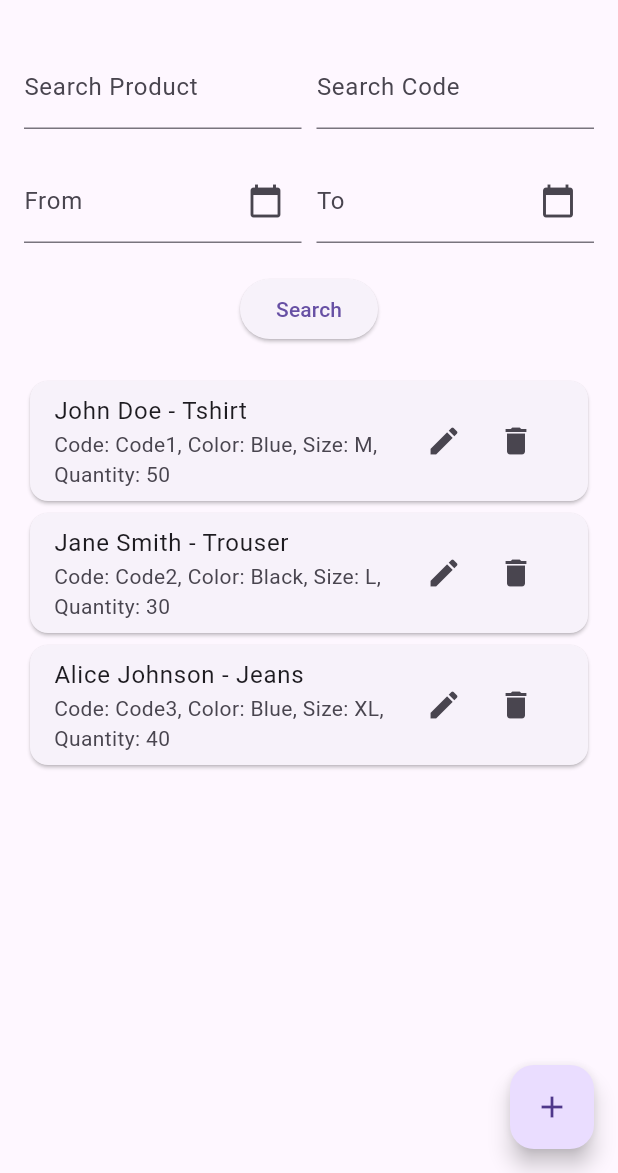
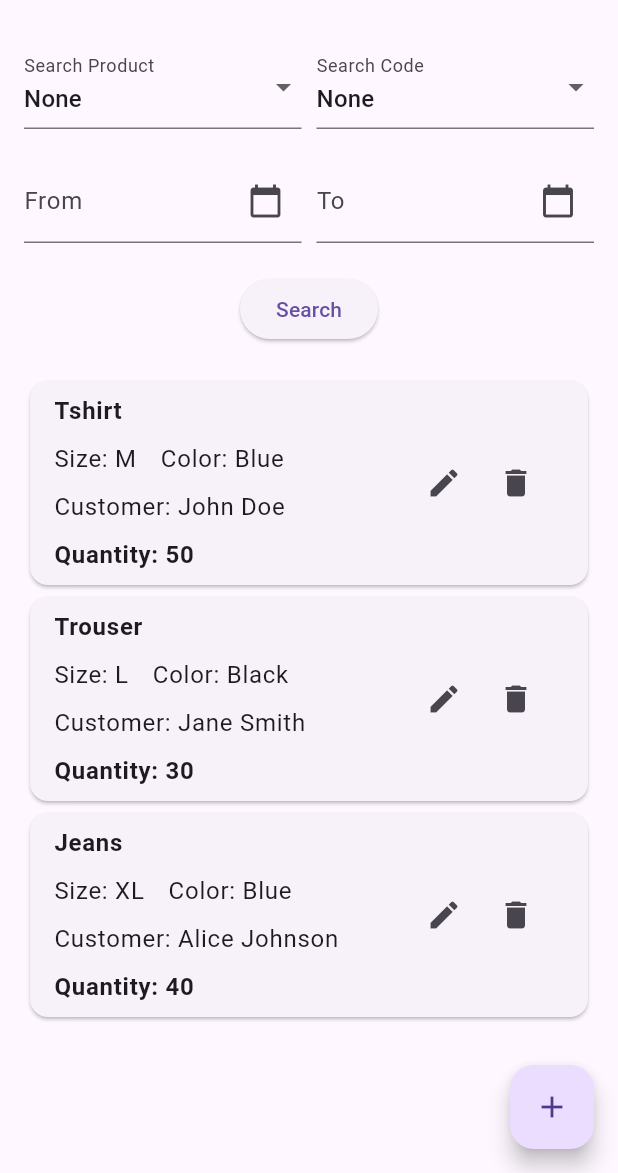
Before and after one commit to BibekNeupanee/Factory, a Flutter app: the DetailPage screen opened directly with empty values, after a tap on "Search", on a phone screen of 412 x 824 dp, the part 63-1236 px from its top. Run offline on Flutter 3.47's test engine with Material 3 defaults, Android fonts, the phone set to English and light mode, and no system bars; our stand-ins replace shared_preferences; accounts and stored records are empty.

Commit message:
made search workable

```diff
--- a/lib/detail.dart
+++ b/lib/detail.dart
@@ -1,10 +1,7 @@
-// detail.dart
-
 import 'package:flutter/material.dart';
-import 'dart:math';
 import 'package:intl/intl.dart';
 import 'add_product.dart';
-import 'edit_product.dart'; // Import EditProductDialog
+import 'edit_product.dart';
 
 class DetailPage extends StatefulWidget {
   final String name;
@@ -52,6 +49,22 @@ class _DetailPageState extends State<DetailPage> {
   DateTime? _startDate;
   DateTime? _endDate;
 
+  List<String> _products = [];
+  List<String> _codes = [];
+
+  @override
+  void initState() {
+    super.initState();
+    _populateDropdownData();
+  }
+
+  void _populateDropdownData() {
+    _products = ['None'] +
+        _productDetails.map((product) => product['product']!).toSet().toList();
+    _codes = ['None'] +
+        _productDetails.map((product) => product['code']!).toSet().toList();
+  }
+
   @override
   Widget build(BuildContext context) {
     return Scaffold(
@@ -67,16 +80,34 @@ class _DetailPageState extends State<DetailPage> {
               mainAxisAlignment: MainAxisAlignment.spaceBetween,
               children: [
                 Expanded(
-                  child: TextFormField(
-                    controller: _searchProductController,
+                  child: DropdownButtonFormField<String>(
                     decoration: InputDecoration(labelText: 'Search Product'),
+                    items: _products.map((product) {
+                      return DropdownMenuItem<String>(
+                        value: product,
+                        child: Text(product),
+                      );
+                    }).toList(),
+                    onChanged: (String? newValue) {
+                      _searchProductController.text = newValue!;
+                    },
+                    value: 'None',
                   ),
                 ),
                 SizedBox(width: 10),
                 Expanded(
-                  child: TextFormField(
-                    controller: _searchCodeController,
+                  child: DropdownButtonFormField<String>(
                     decoration: InputDecoration(labelText: 'Search Code'),
+                    items: _codes.map((code) {
+                      return DropdownMenuItem<String>(
+                        value: code,
+                        child: Text(code),
+                      );
+                    }).toList(),
+                    onChanged: (String? newValue) {
+                      _searchCodeController.text = newValue!;
+                    },
+                    value: 'None',
                   ),
                 ),
               ],
@@ -91,7 +122,7 @@ class _DetailPageState extends State<DetailPage> {
                     controller: _startDate == null
                         ? TextEditingController(text: '')
                         : TextEditingController(
-                        text: DateFormat('yyyy-MM-dd').format(_startDate!)),
+                            text: DateFormat('yyyy-MM-dd').format(_startDate!)),
                     decoration: InputDecoration(
                       labelText: 'From',
                       suffixIcon: IconButton(
@@ -108,7 +139,7 @@ class _DetailPageState extends State<DetailPage> {
                     controller: _endDate == null
                         ? TextEditingController(text: '')
                         : TextEditingController(
-                        text: DateFormat('yyyy-MM-dd').format(_endDate!)),
+                            text: DateFormat('yyyy-MM-dd').format(_endDate!)),
                     decoration: InputDecoration(
                       labelText: 'To',
                       suffixIcon: IconButton(
@@ -139,14 +170,45 @@ class _DetailPageState extends State<DetailPage> {
                       : _searchResults[index];
                   return Card(
                     child: ListTile(
-                      title: Text('${product['customer']} - ${product['product']}'),
-                      subtitle: Text('Code: ${product['code']}, Color: ${product['color']}, Size: ${product['size']}, Quantity: ${product['quantity']}'),
+                      title: Column(
+                        crossAxisAlignment: CrossAxisAlignment.start,
+                        children: [
+                          Text(
+                            '${product['product']}',
+                            style: TextStyle(fontWeight: FontWeight.bold),
+                          ),
+                          SizedBox(height: 8),
+                          Row(
+                            children: [
+                              Text('Size: ${product['size']}'),
+                              SizedBox(width: 16),
+                              Text('Color: ${product['color']}'),
+                            ],
+                          ),
+                          SizedBox(height: 8),
+                          Text('Customer: ${product['customer']}'),
+                          SizedBox(height: 8),
+                          Row(
+                            children: [
+                              Text(
+                                'Quantity: ',
+                                style: TextStyle(fontWeight: FontWeight.bold),
+                              ),
+                              Text(
+                                '${product['quantity']}',
+                                style: TextStyle(fontWeight: FontWeight.bold),
+                              ),
+                            ],
+                          ),
+                        ],
+                      ),
                       trailing: Row(
                         mainAxisSize: MainAxisSize.min,
                         children: [
                           IconButton(
                             icon: Icon(Icons.edit),
-                            onPressed: () => _showEditProductDialog(context, product),
+                            onPressed: () =>
+                                _showEditProductDialog(context, product),
                           ),
                           IconButton(
                             icon: Icon(Icons.delete),
@@ -179,7 +241,8 @@ class _DetailPageState extends State<DetailPage> {
     );
   }
 
-  void _showEditProductDialog(BuildContext context, Map<String, String> product) {
+  void _showEditProductDialog(
+      BuildContext context, Map<String, String> product) {
     showDialog(
       context: context,
       builder: (context) => EditProductDialog(
@@ -198,7 +261,8 @@ class _DetailPageState extends State<DetailPage> {
 
   void _editProduct(Map<String, String> editedProduct) {
     setState(() {
-      int index = _productDetails.indexWhere((product) => product['code'] == editedProduct['code']);
+      int index = _productDetails
+          .indexWhere((product) => product['code'] == editedProduct['code']);
       if (index != -1) {
         _productDetails[index] = editedProduct;
       }
@@ -218,13 +282,13 @@ class _DetailPageState extends State<DetailPage> {
         bool matches = true;
 
         if (_searchProductController.text.isNotEmpty &&
-            !product['product']!.toLowerCase().contains(
-              _searchProductController.text.toLowerCase(),
-            )) {
+            _searchProductController.text != 'None' &&
+            product['product'] != _searchProductController.text) {
           matches = false;
         }
 
         if (_searchCodeController.text.isNotEmpty &&
+            _searchCodeController.text != 'None' &&
             product['code'] != _searchCodeController.text) {
           matches = false;
         }
```
